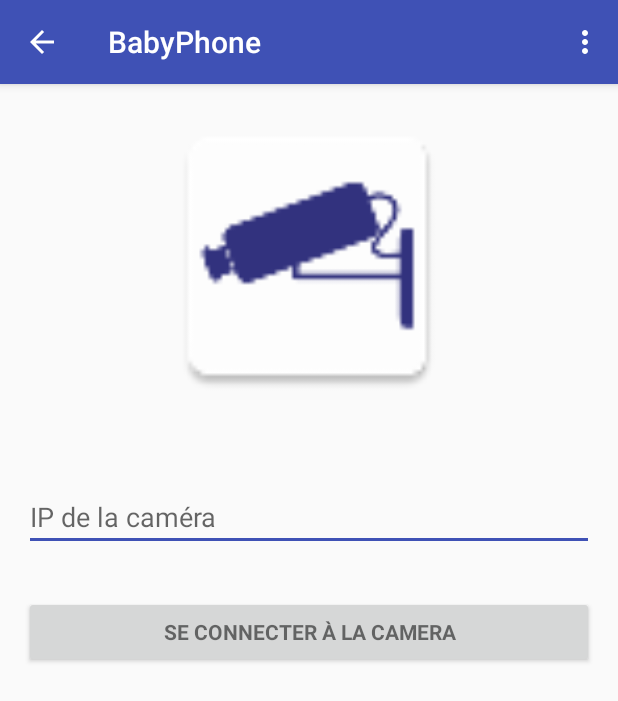
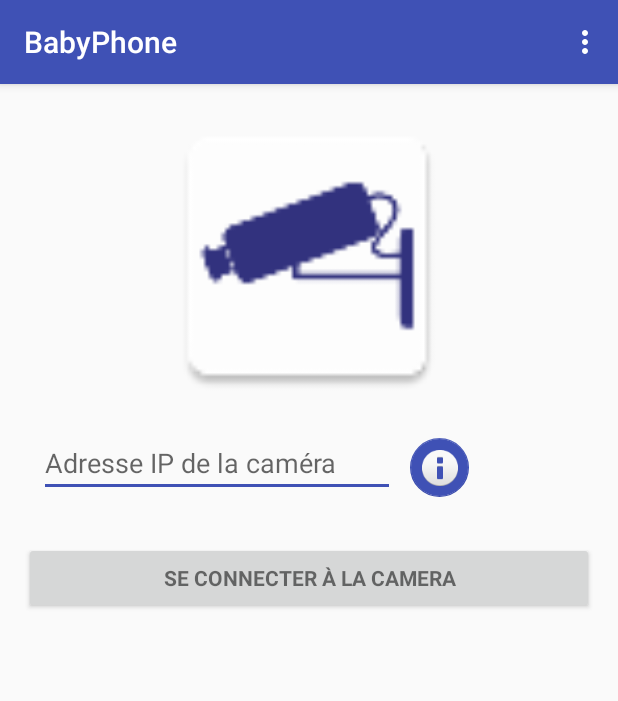
Before and after one commit to ouassila/BabyNator, an Android app: the VideoActivity screen opened directly, with no data from a screen before it, on a phone screen of 412 x 824 dp. Shown: the top 701 px of the screen. Run offline under Robolectric (Android 15) with nearby library versions, the phone set to English and light mode, and no system bars.

Commit message:
add popup help ip adresse

```diff
--- a/app/src/main/AndroidManifest.xml
+++ b/app/src/main/AndroidManifest.xml
@@ -105,8 +105,7 @@
             android:parentActivityName=".CalendarActivity"/>
         <activity
             android:name=".VideoActivity"
-            android:label="BabyPhone"
-            android:parentActivityName=".ListActivity"/>
+            android:label="BabyPhone"/>
         <activity
             android:name=".AddBabyActivity"
             android:label="@string/title_activity_add_baby"
--- a/app/src/main/res/layout/activity_video.xml
+++ b/app/src/main/res/layout/activity_video.xml
@@ -28,20 +28,40 @@
                 android:id="@+id/imageView5"
                 android:minHeight="200dp" />
 
+            <LinearLayout
+                android:orientation="horizontal"
+                android:layout_width="287dp"
+                android:layout_height="39dp"
+                android:layout_marginTop="20dp"
+                android:layout_marginLeft="10dp"
+                android:layout_marginRight="10dp">
+
                 <EditText
                     android:id="@+id/textUrl"
-                android:layout_width="match_parent"
+                    android:layout_width="237dp"
                     android:layout_height="wrap_content"
-                android:hint="IP de la caméra"
+                    android:hint="Adresse IP de la caméra"
                     android:imeActionId="@+id/login"
                     android:imeActionLabel="@string/action_ip_camera"
                     android:imeOptions="actionUnspecified"
                     android:inputType="text"
                     android:maxLines="1"
                     android:singleLine="true"
-                android:layout_marginTop="50dp"
                     android:layout_below="@+id/video_view"
                     android:layout_centerHorizontal="true" />
+
+                <android.support.design.widget.FloatingActionButton
+                    android:layout_width="match_parent"
+                    android:layout_height="wrap_content"
+                    android:clickable="true"
+                    app:srcCompat="@android:drawable/ic_dialog_info"
+                    android:id="@+id/floatingActionButton2"
+                    android:layout_weight="1"
+                    app:elevation="0dp"
+                    app:fabSize="mini"
+                    android:layout_marginLeft="10dp" />
+
+            </LinearLayout>
 
             <ProgressBar
                 android:id="@+id/list_babies_progress"
```
Also changed, not shown: app/src/main/java/androby/babynator/VideoActivity.java (+12 -5 lines). Lines whose indentation alone changed are shown as unchanged.
